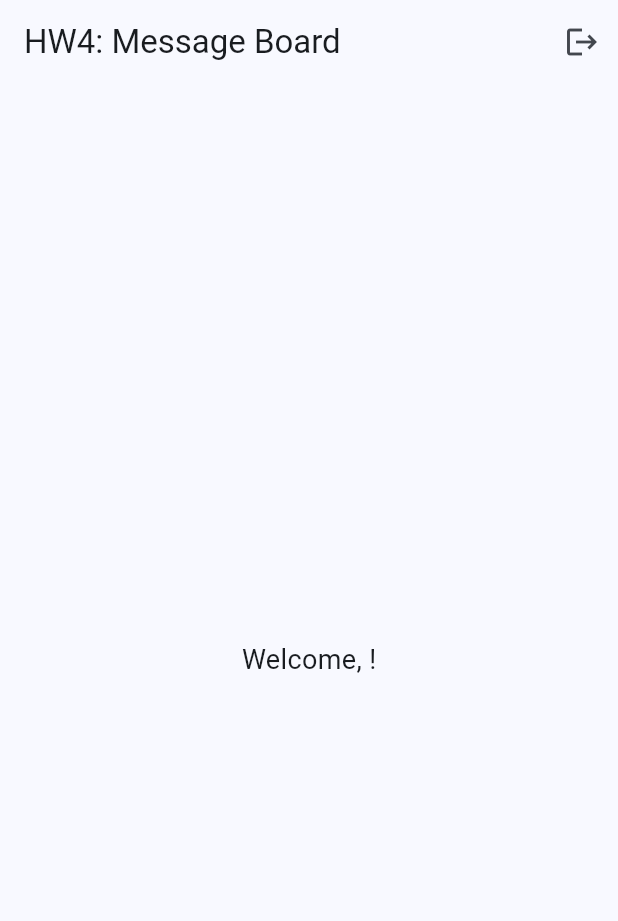
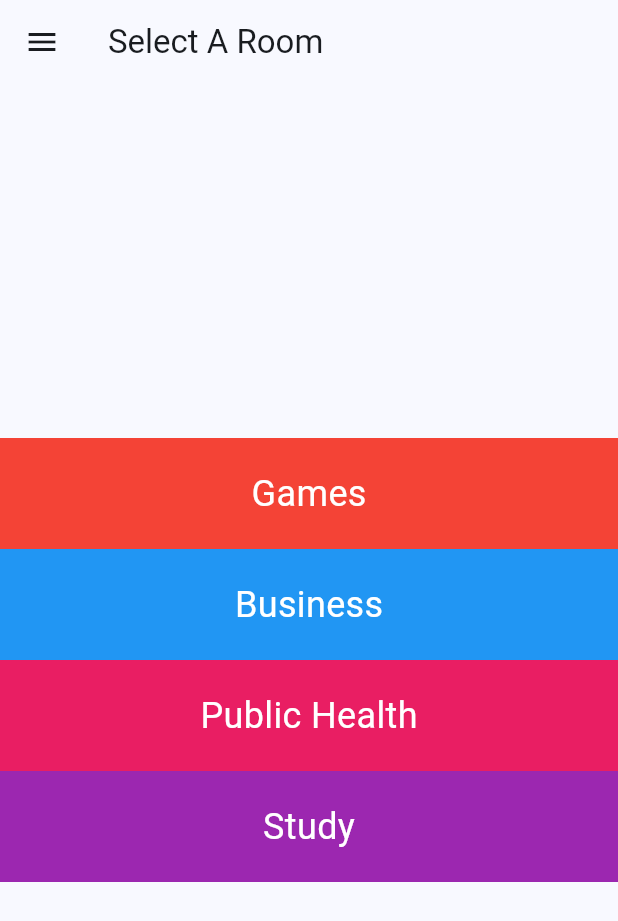
Before and after one commit to fernandocm9/MAD_hw4_firebase, a Flutter app: the screen it shows once a user with an empty profile is signed in, on a phone screen of 412 x 824 dp. Shown: the top 921 px of the screen. Run offline on Flutter 3.47's test engine with Material 3 defaults, Android fonts, the phone set to English and light mode, and no system bars; our stand-ins replace cloud_firestore, firebase_auth, firebase_core; accounts and stored records are empty.

Commit message:
created menu with clickable tiles

```diff
--- a/message_board/lib/home_page.dart
+++ b/message_board/lib/home_page.dart
@@ -10,15 +10,6 @@ class HomePage extends StatefulWidget {
 
 class _HomePageState extends State<HomePage> {
   final FirebaseAuth _auth = FirebaseAuth.instance;
-  //Cloud Firestore should store unique user id, user first name, user last name, user
-  // role, and registration datetime
-  // int _counter = 0;
-
-  // void _incrementCounter() {
-  //   setState(() {
-  //     _counter++;
-  //   });
-  // }
 
   void _signOut() async {
     await _auth.signOut();
@@ -30,23 +21,108 @@ class _HomePageState extends State<HomePage> {
 
     return Scaffold(
       appBar: AppBar(
-        title: Text('HW4: Message Board'),
-        actions: [
-          IconButton(
-            icon: Icon(Icons.logout),
-            tooltip: 'Sign out',
-            onPressed: _signOut,
+        title: Text('Select A Room'),
+      ),
+      drawer: Drawer(
+        child: ListView(
+          padding: EdgeInsets.zero,
+          children:[
+            DrawerHeader(
+              decoration: BoxDecoration(
+                color: Colors.blue,
+              ),
+              child: Column(
+                mainAxisAlignment: MainAxisAlignment.center,
+                children: [
+                  Text(
+                    'Menu',
+                    style: TextStyle(color: Colors.white, fontSize: 20),
                   ),
                 ],
               ),
-      body: Center(
-        child: Column(
+            ),
+            ListTile(
+              leading: Icon(Icons.account_circle),
+              title: Text('Profile'),
+              onTap: () {
+                // Navigate to profile
+              },
+            ),
+            ListTile(
+              leading: Icon(Icons.settings),
+              title: Text('Settings'),
+              onTap: () {
+                // Navigate to settings
+              },
+            ),
+            ListTile(
+              leading: Icon(Icons.logout),
+              title: Text('Logout'),
+              onTap: () {
+                _signOut();
+                Navigator.of(context).pop();
+              },
+            ),
+          ]
+        )
+      ),
+      body: Column(
         mainAxisAlignment: MainAxisAlignment.center,
         children: [
-            Text('Welcome, $userEmail!', style: TextStyle(fontSize: 18)),
-          ],
+          GestureDetector(
+            onTap: () {
+              // Navigate to the selected room
+            },
+            child: Container(
+              child: Text('Games', style: TextStyle(fontSize: 24 ,color: Colors.white)),
+              padding: const EdgeInsets.all(20),
+              alignment: Alignment.center,
+              decoration: BoxDecoration(
+                color: Colors.red,
               ),
             ),
+          ),
+          GestureDetector(
+            onTap: () {
+              // Navigate to the selected room
+            },
+            child: Container(
+              child: Text('Business', style: TextStyle(fontSize: 24 ,color: Colors.white)),
+              padding: const EdgeInsets.all(20),
+              alignment: Alignment.center,
+              decoration: BoxDecoration(
+                color: Colors.blue,
+              ),
+            ),
+          ),
+          GestureDetector(
+            onTap: () {
+              // Navigate to the selected room
+            },
+            child: Container(
+              child: Text('Public Health', style: TextStyle(fontSize: 24 ,color: Colors.white)),
+              padding: const EdgeInsets.all(20),
+              alignment: Alignment.center,
+              decoration: BoxDecoration(
+                color: Colors.pink,
+              ),
+            ),
+          ),
+          GestureDetector(
+            onTap: () {
+              // Navigate to the selected room
+            },
+            child: Container(
+              child: Text('Study', style: TextStyle(fontSize: 24 ,color: Colors.white)),
+              padding: const EdgeInsets.all(20),
+              alignment: Alignment.center,
+              decoration: BoxDecoration(
+                color: Colors.purple,
+              ),
+            ),
+          ),
+        ]
+      )
     );
   }
 }
```
Lines whose indentation alone changed are shown as unchanged.
